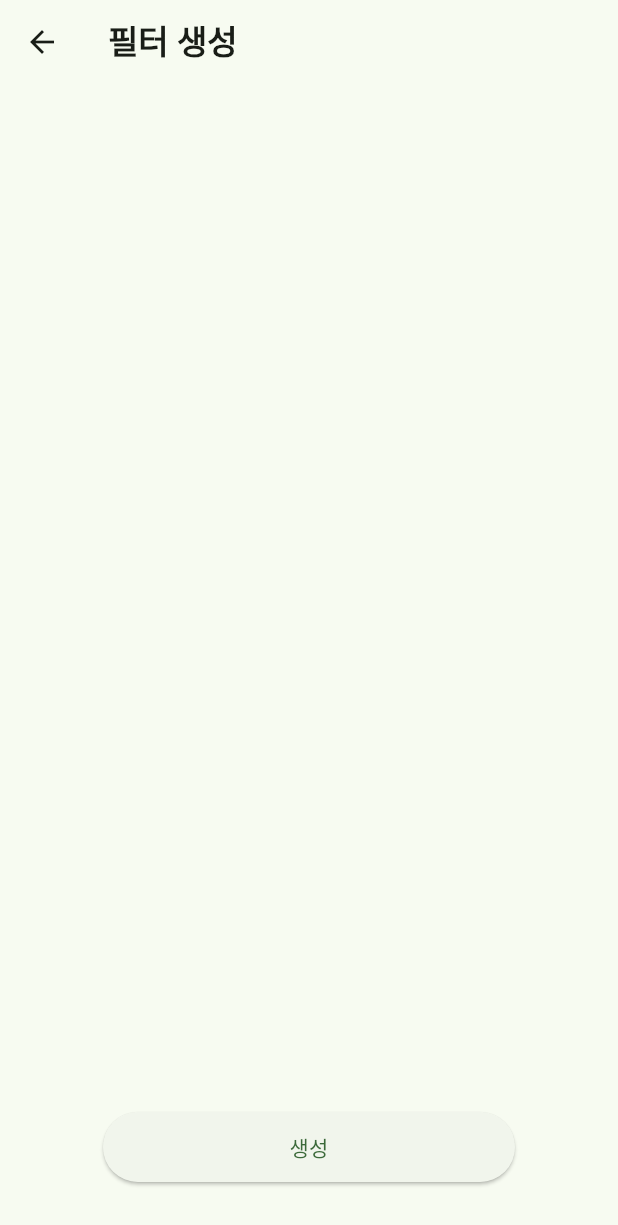
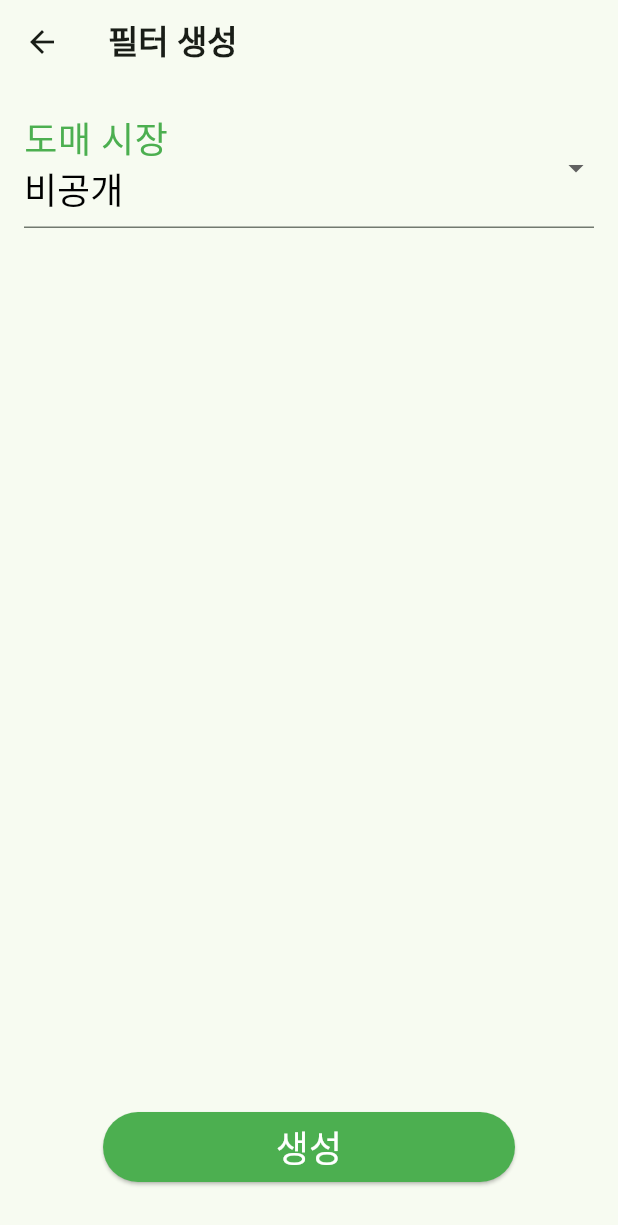
Before and after one commit to Gyeongrak-checker/Gyenongrak-app, a Flutter app: the AddFilterScreen screen opened directly, on a phone screen of 412 x 824 dp. Shown: the top 1225 px of the screen. Run offline on Flutter 3.47's test engine with Material 3 defaults, Android fonts, the phone set to English and light mode, and no system bars; our stand-ins replace flutter_riverpod.

Commit message:
feat: 필터 생성

```diff
--- a/lib/main.dart
+++ b/lib/main.dart
@@ -3,7 +3,7 @@ import 'package:flutter_riverpod/flutter_riverpod.dart';
 import 'package:gyenongrak_app/screens/main_screen.dart';
 
 void main() {
-  runApp(ProviderScope(child: const MyApp()));
+  runApp(const ProviderScope(child: MyApp()));
 }
 
 class MyApp extends StatelessWidget {
--- a/lib/screens/filtter/add_filter_screen.dart
+++ b/lib/screens/filtter/add_filter_screen.dart
@@ -1,5 +1,5 @@
 import 'package:flutter/material.dart';
-import 'package:gyenongrak_app/widgets/filter/filter_form.dart';
+import 'package:gyenongrak_app/widgets/filter/filter_add_form.dart';
 
 class AddFilterScreen extends StatelessWidget {
   const AddFilterScreen({super.key});
@@ -23,16 +23,19 @@ class AddFilterScreen extends StatelessWidget {
 }
 
 class _MarketArea extends StatelessWidget {
-  const _MarketArea({super.key});
+  const _MarketArea();
 
   @override
   Widget build(BuildContext context) {
-    return Expanded(flex: 5, child: Container(child: Container()));
+    return Expanded(
+      flex: 5,
+      child: Column(children: [FilterAddForm(title: "도매 시장")]),
+    );
   }
 }
 
 class _ProductArea extends StatelessWidget {
-  const _ProductArea({super.key});
+  const _ProductArea();
 
   @override
   Widget build(BuildContext context) {
@@ -41,7 +44,7 @@ class _ProductArea extends StatelessWidget {
 }
 
 class _FilterSaveButton extends StatelessWidget {
-  const _FilterSaveButton({super.key});
+  const _FilterSaveButton();
 
   @override
   Widget build(BuildContext context) {
@@ -51,7 +54,14 @@ class _FilterSaveButton extends StatelessWidget {
         padding: const EdgeInsets.all(20.0),
         child: SizedBox(
           width: MediaQuery.of(context).size.width / 1.5,
-          child: ElevatedButton(onPressed: () {}, child: const Text('생성')),
+          child: ElevatedButton(
+            onPressed: () {},
+            style: ElevatedButton.styleFrom(backgroundColor: Colors.green),
+            child: const Text(
+              '생성',
+              style: TextStyle(color: Colors.white, fontSize: 24),
+            ),
+          ),
         ),
       ),
     );
--- a/lib/widgets/filter/bottom_filter_list.dart
+++ b/lib/widgets/filter/bottom_filter_list.dart
@@ -7,7 +7,7 @@ class BottomFilter extends StatelessWidget {
 
   @override
   Widget build(BuildContext context) {
-    return Container(
+    return SizedBox(
       height: 60.0,
       child: ListView(
         scrollDirection: Axis.horizontal,
--- /dev/null
+++ b/lib/widgets/filter/filter_add_form.dart
@@ -0,0 +1,29 @@
+import 'package:flutter/material.dart';
+
+class FilterAddForm extends StatelessWidget {
+  final String title;
+
+  const FilterAddForm({super.key, required this.title});
+
+  @override
+  Widget build(BuildContext context) {
+    return DropdownButtonFormField<String?>(
+      style: TextStyle(fontSize: 24, color: Colors.black),
+      isExpanded: true,
+      decoration: InputDecoration(
+        labelText: title,
+        labelStyle: TextStyle(fontSize: 32, color: Colors.green),
+      ),
+      onChanged: (String? newValue) {
+        print(newValue);
+      },
+      items:
+          [null, 'M', 'F'].map<DropdownMenuItem<String?>>((String? i) {
+            return DropdownMenuItem<String?>(
+              value: i,
+              child: Text({'M': '남성', 'F': '여성'}[i] ?? '비공개'),
+            );
+          }).toList(),
+    );
+  }
+}
```
